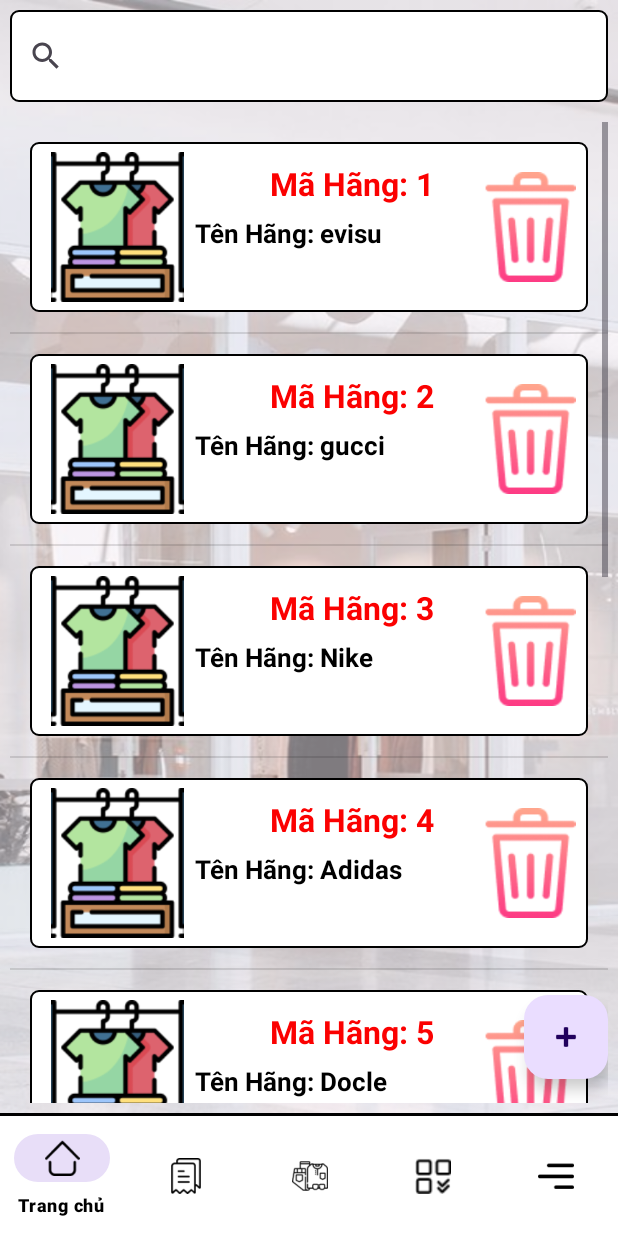
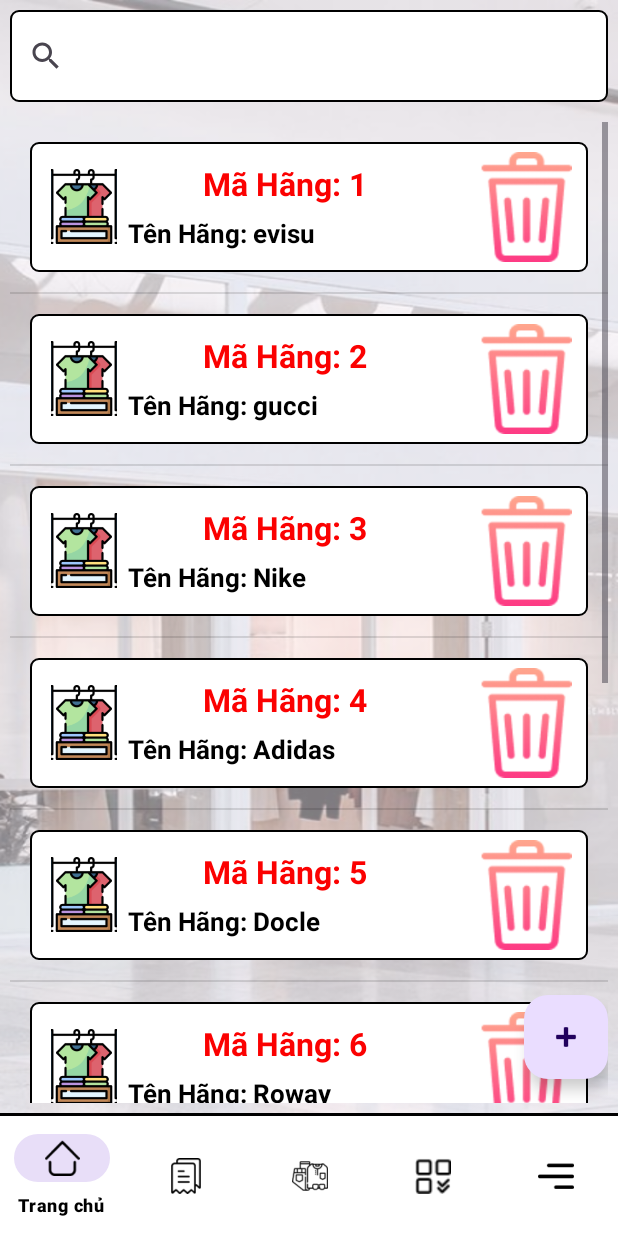
Before and after one commit to lddm4200/knoxManager, an Android app: the fragment frmNhasx placed in its activity, on a phone screen of 412 x 824 dp. Run offline under Robolectric (Android 15) with nearby library versions, the phone set to English and light mode, and no system bars.

Commit message:
them moi 21h 55

```diff
--- a/app/src/main/res/layout/item_view_hangx.xml
+++ b/app/src/main/res/layout/item_view_hangx.xml
@@ -16,8 +16,8 @@
     >
     <ImageView
         android:layout_gravity="center_vertical"
-        android:layout_width="150px"
-        android:layout_height="150px"
+        android:layout_width="50dp"
+        android:layout_height="50dp"
         android:layout_weight="1"
         android:src="@drawable/quan_ao"
         />
```
